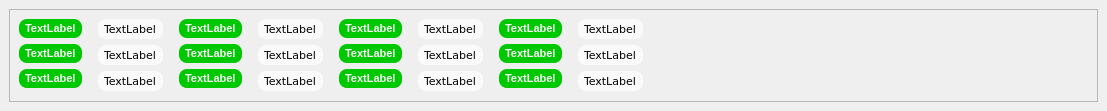
Qt form dockeffects.ui (crocodile119/Laser-Studio) before a commit.
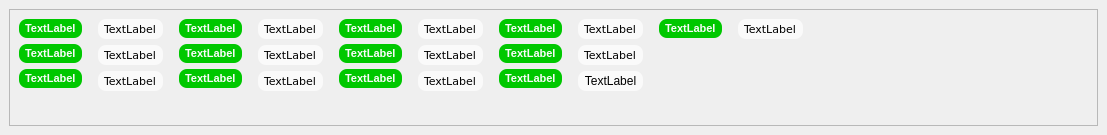
The same form after that commit.

```diff
--- a/dockeffects.ui
+++ b/dockeffects.ui
@@ -7,7 +7,7 @@
     <x>0</x>
     <y>0</y>
     <width>1107</width>
-    <height>111</height>
+    <height>135</height>
    </rect>
   </property>
   <property name="sizePolicy">
@@ -18,8 +18,8 @@
   </property>
   <property name="minimumSize">
    <size>
-    <width>89</width>
-    <height>111</height>
+    <width>109</width>
+    <height>135</height>
    </size>
   </property>
   <property name="maximumSize">
@@ -47,7 +47,7 @@
   </property>
   <widget class="QWidget" name="dockWidgetContents">
    <layout class="QGridLayout" name="gridLayout_2">
-    <item row="0" column="0">
+    <item row="1" column="0">
      <widget class="QScrollArea" name="scrollArea">
       <property name="widgetResizable">
        <bool>true</bool>
@@ -57,8 +57,8 @@
         <rect>
          <x>0</x>
          <y>0</y>
-         <width>1070</width>
-         <height>95</height>
+         <width>1062</width>
+         <height>111</height>
         </rect>
        </property>
        <layout class="QGridLayout" name="gridLayout">
@@ -598,7 +598,19 @@
            </widget>
           </item>
           <item>
-           <widget class="QLabel" name="tTminLabel">
+           <widget class="QLabel" name="tDeltaLabel">
+            <property name="minimumSize">
+             <size>
+              <width>0</width>
+              <height>0</height>
+             </size>
+            </property>
+            <property name="maximumSize">
+             <size>
+              <width>16777215</width>
+              <height>16777215</height>
+             </size>
+            </property>
             <property name="font">
              <font>
               <pointsize>8</pointsize>
@@ -679,12 +691,12 @@
            </widget>
           </item>
           <item>
-           <widget class="QLabel" name="TminLabel">
-            <property name="font">
-             <font>
-              <family>Verdana</family>
-              <pointsize>8</pointsize>
-             </font>
+           <widget class="QLabel" name="deltaLabel">
+            <property name="minimumSize">
+             <size>
+              <width>0</width>
+              <height>0</height>
+             </size>
             </property>
             <property name="styleSheet">
              <string notr="true">QLabel {background-color: #fafafa}
@@ -697,6 +709,9 @@
             <property name="text">
              <string>TextLabel</string>
             </property>
+            <property name="alignment">
+             <set>Qt::AlignCenter</set>
+            </property>
            </widget>
           </item>
           <item>
@@ -715,6 +730,83 @@
          </layout>
         </item>
         <item row="0" column="8">
+         <layout class="QVBoxLayout" name="verticalLayout_9">
+          <item>
+           <widget class="QLabel" name="tTminLabel">
+            <property name="font">
+             <font>
+              <pointsize>8</pointsize>
+              <weight>75</weight>
+              <bold>true</bold>
+             </font>
+            </property>
+            <property name="styleSheet">
+             <string notr="true">QLabel {background-color: #00c800}
+QLabel {color: #fafafa}
+QLabel {border: 0px solid grey}
+QLabel {border-radius: 8px}
+QLabel {padding: 3px}
+QLabel {margin-right: 10px}</string>
+            </property>
+            <property name="text">
+             <string>TextLabel</string>
+            </property>
+           </widget>
+          </item>
+          <item>
+           <spacer name="verticalSpacer_9">
+            <property name="orientation">
+             <enum>Qt::Vertical</enum>
+            </property>
+            <property name="sizeHint" stdset="0">
+             <size>
+              <width>20</width>
+              <height>40</height>
+             </size>
+            </property>
+           </spacer>
+          </item>
+         </layout>
+        </item>
+        <item row="0" column="9">
+         <layout class="QVBoxLayout" name="verticalLayout_10">
+          <item>
+           <widget class="QLabel" name="TminLabel">
+            <property name="font">
+             <font>
+              <family>Verdana</family>
+              <pointsize>8</pointsize>
+             </font>
+            </property>
+            <property name="styleSheet">
+             <string notr="true">QLabel {background-color: #fafafa}
+QLabel {color: #000000}
+QLabel {border: 0px solid grey}
+QLabel {border-radius: 8px}
+QLabel {padding: 3px}
+QLabel {margin-right: 10px}</string>
+            </property>
+            <property name="text">
+             <string>TextLabel</string>
+            </property>
+           </widget>
+          </item>
+          <item>
+           <spacer name="verticalSpacer_10">
+            <property name="orientation">
+             <enum>Qt::Vertical</enum>
+            </property>
+            <property name="sizeHint" stdset="0">
+             <size>
+              <width>20</width>
+              <height>40</height>
+             </size>
+            </property>
+           </spacer>
+          </item>
+         </layout>
+        </item>
+        <item row="0" column="10">
          <spacer name="horizontalSpacer">
           <property name="orientation">
            <enum>Qt::Horizontal</enum>
```
Left out of the diff: 3 changed lines with no effect on the pictures.
